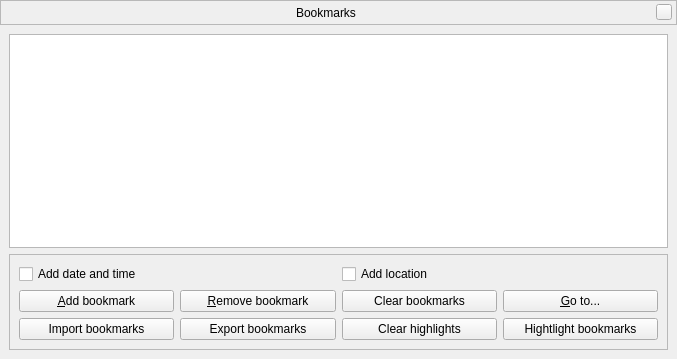
519984307/stellarium_src, file src/gui/bookmarksDialog.ui: the form before one commit.
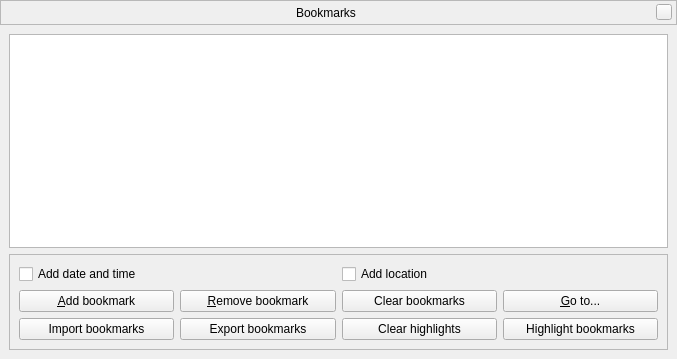
The form after the commit. Custom widgets are drawn as their Qt base class.

What changed in the file:
```diff
--- a/src/gui/bookmarksDialog.ui
+++ b/src/gui/bookmarksDialog.ui
@@ -227,7 +227,7 @@
            <item>
             <widget class="QPushButton" name="highlightBookmarksButton">
              <property name="text">
-              <string>Hightlight bookmarks</string>
+              <string>Highlight bookmarks</string>
              </property>
             </widget>
            </item>
```
